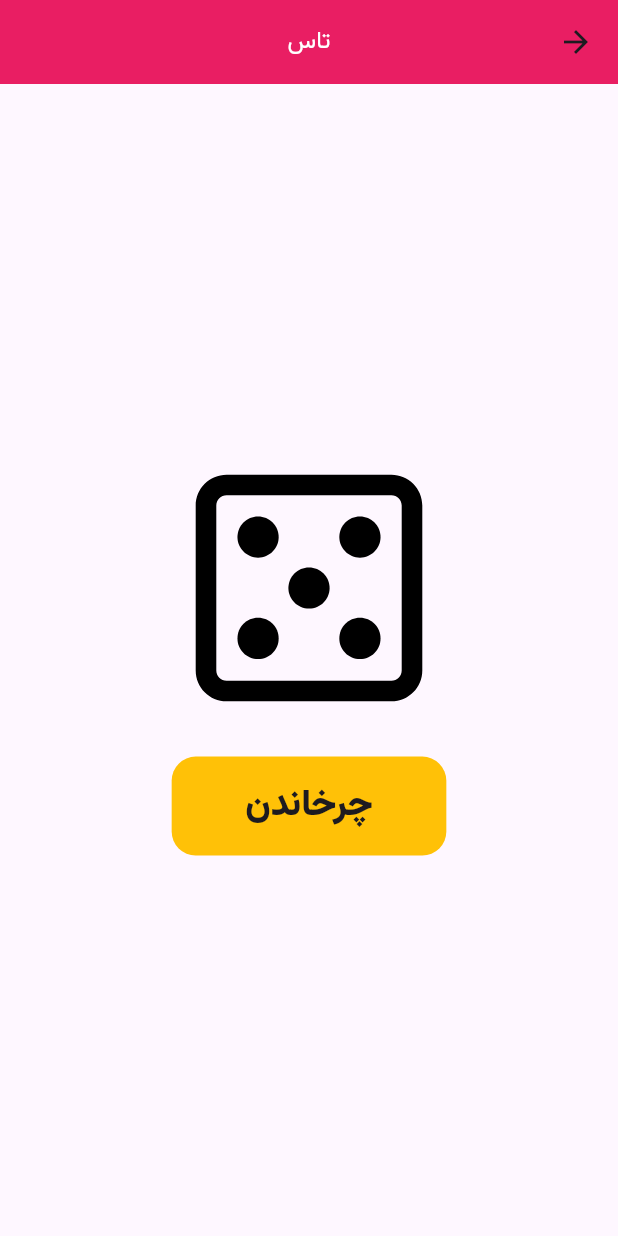
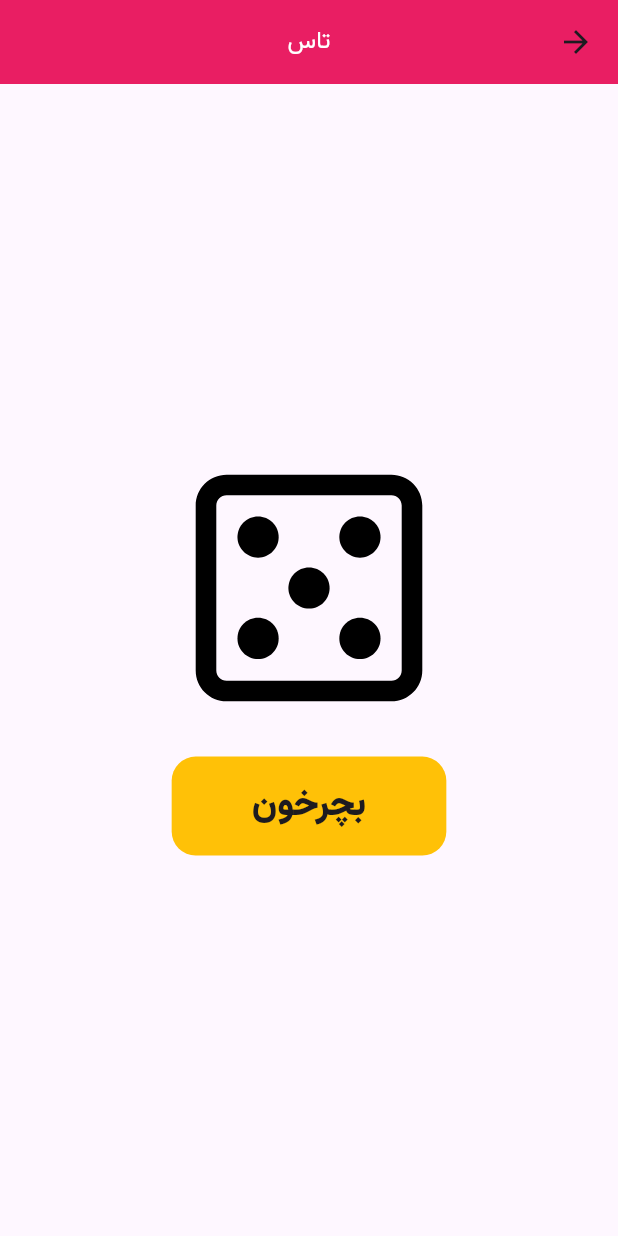
Before and after one commit to misagh1999/Random-Number, a Flutter app: the screen it shows after launch, after a tap on "تاس", on a phone screen of 412 x 824 dp. Run offline on Flutter 3.47's test engine with Material 3 defaults, Android fonts, the phone set to English and light mode, and no system bars; our stand-ins replace flutter_svg, get.

Commit message:
edited some old parts due to the new version SDK

```diff
--- a/lib/screens/dice/dice_screen.dart
+++ b/lib/screens/dice/dice_screen.dart
@@ -6,7 +6,7 @@ import 'package:random_app/widgets/app_bar.dart';
 import 'package:get/get.dart';
 
 class DiceScreen extends StatelessWidget {
-  const DiceScreen({Key key}) : super(key: key);
+  const DiceScreen({super.key});
 
   @override
   Widget build(BuildContext context) {
@@ -43,7 +43,7 @@ class DiceScreen extends StatelessWidget {
                       borderRadius: BorderRadius.circular(16.0)),
                   child: Center(
                     child: Text(
-                      'چرخاندن',
+                      'بچرخون',
                       style: TextStyle(fontFamily: Fonts.Black, fontSize: 24),
                     ),
                   ),
--- a/lib/screens/home/home_screen.dart
+++ b/lib/screens/home/home_screen.dart
@@ -6,7 +6,7 @@ import 'package:random_app/widgets/app_bar.dart';
 import 'package:get/get.dart';
 
 class HomeScreen extends StatelessWidget {
-  const HomeScreen({Key key}) : super(key: key);
+  const HomeScreen({super.key});
 
   @override
   Widget build(BuildContext context) {
--- a/lib/screens/welcome/welcome_screen.dart
+++ b/lib/screens/welcome/welcome_screen.dart
@@ -39,7 +39,7 @@ class WelcomeScreen extends StatelessWidget {
                   'برنامه‌نویس: محمدحسین میثاق‌پور',
                   style: TextStyle(fontFamily: Fonts.Medium),
                 ),
-                Text('v 0.0.1')
+                Text('v 0.0.2')
               ],
             ),
           ),
--- a/lib/widgets/app_bar.dart
+++ b/lib/widgets/app_bar.dart
@@ -2,7 +2,7 @@ import 'package:flutter/material.dart';
 
 import '../constants.dart';
 
-AppBar buildAppBar({@required String title}) => AppBar(
+AppBar buildAppBar({required String title}) => AppBar(
       title: Text(
         title,
         style: TextStyle(color: Colors.white, fontSize: 16.0),
--- a/pubspec.yaml
+++ b/pubspec.yaml
@@ -18,7 +18,7 @@ publish_to: 'none' # Remove this line if you wish to publish to pub.dev
 version: 0.0.2+2
 
 environment:
-  sdk: ">=2.7.0 <3.0.0"
+  sdk: '>=3.0.0-202.0.dev <4.0.0'
 
 dependencies:
   flutter:
```
Also changed, not shown: lib/screens/range_number/range_number_screen.dart (+5 -5 lines), pubspec.lock, 4 other files.
